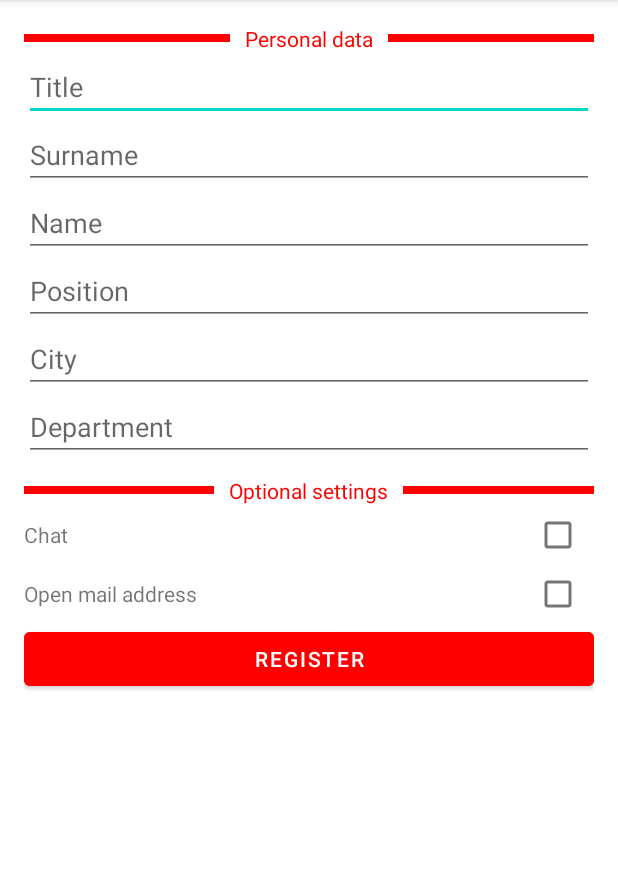
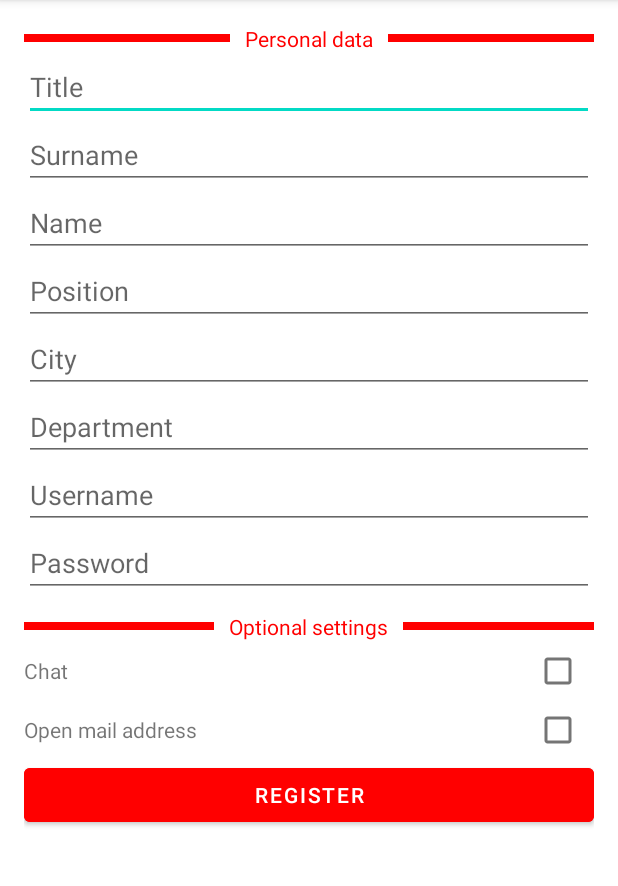
Before and after one commit to arbnorhalili-dotcom/ProEdApp, an Android app: the RegisterActivity screen opened directly, with no data from a screen before it, on a phone screen of 412 x 824 dp, the part 84-970 px from its top. Run offline under Robolectric (Android 15) with nearby library versions, the phone set to English and light mode, and no system bars.

```diff
--- a/app/src/main/AndroidManifest.xml
+++ b/app/src/main/AndroidManifest.xml
@@ -11,6 +11,10 @@
         android:supportsRtl="true"
         android:theme="@style/Theme.ProEdApp"
         tools:targetApi="31">
+        <activity
+            android:name=".HomeActivity"
+            android:exported="false"
+            android:launchMode="singleTask"/>
         <activity
             android:name=".RegisterActivity"
             android:exported="false" />
--- a/app/src/main/java/com/proed/proedapp/RegisterActivity.java
+++ b/app/src/main/java/com/proed/proedapp/RegisterActivity.java
@@ -2,13 +2,73 @@ package com.proed.proedapp;
 
 import androidx.appcompat.app.AppCompatActivity;
 
+import android.content.ContentValues;
+import android.database.sqlite.SQLiteDatabase;
 import android.os.Bundle;
+import android.view.View;
+import android.widget.Button;
+import android.widget.CheckBox;
+import android.widget.EditText;
+import android.widget.Toast;
 
 public class RegisterActivity extends AppCompatActivity {
 
+    EditText etTitle, etSurname, etName, etPosition, etCity, etDepartment, etUsername, etPassword;
+    CheckBox chbHasChat, chbHasOpenMailAddress;
+    Button btnRegister;
     @Override
     protected void onCreate(Bundle savedInstanceState) {
         super.onCreate(savedInstanceState);
         setContentView(R.layout.activity_register);
+
+        etTitle = findViewById(R.id.etTitle);
+        etSurname = findViewById(R.id.etSurname);
+        etName = findViewById(R.id.etName);
+        etPosition = findViewById(R.id.etPosition);
+        etCity = findViewById(R.id.etCity);
+        etDepartment = findViewById(R.id.etDepartment);
+        etUsername = findViewById(R.id.etUsername);
+        etPassword = findViewById(R.id.etPassword);
+        chbHasChat = findViewById(R.id.chbChat);
+        chbHasOpenMailAddress = findViewById(R.id.chbMailAddress);
+        btnRegister = findViewById(R.id.btnRegister);
+
+        btnRegister.setOnClickListener(new View.OnClickListener() {
+            @Override
+            public void onClick(View view) {
+                SaveData(etTitle.getText().toString(),etSurname.getText().toString(),etName.getText().toString(),
+                        etPosition.getText().toString(),etCity.getText().toString(),etDepartment.getText().toString(),
+                        etUsername.getText().toString(), etPassword.getText().toString(),chbHasChat.isChecked(),chbHasOpenMailAddress.isChecked());
+
+            }
+        });
+    }
+
+    private void SaveData(String title, String surname, String name, String position,
+                          String city, String department, String username, String password,
+                          boolean hasChat, boolean hasOpenMailAddress)
+    {
+        SQLiteDatabase objDb = (new DatabaseHelper(RegisterActivity.this)).getReadableDatabase();
+        ContentValues contentValues = new ContentValues();
+        contentValues.put("Title", title);
+        contentValues.put("Surname", surname);
+        contentValues.put("Name", name);
+        contentValues.put("Position", position);
+        contentValues.put("City", city);
+        contentValues.put("Department", department);
+        contentValues.put("Username", username);
+        contentValues.put("Password", password);
+        contentValues.put("HasChat", hasChat);
+        contentValues.put("HasOpenMailAddress", hasOpenMailAddress);
+
+        long result = objDb.insert("Users",null,contentValues);
+        if(result>0)
+        {
+            Toast.makeText(RegisterActivity.this, "Perdoruesi u regjistrua me sukses!", Toast.LENGTH_SHORT).show();
+        }
+        else
+        {
+            Toast.makeText(RegisterActivity.this, "Regjistrimi deshtoi!", Toast.LENGTH_SHORT).show();
+        }
     }
 }
--- a/app/src/main/res/layout/activity_register.xml
+++ b/app/src/main/res/layout/activity_register.xml
@@ -87,14 +87,30 @@
                 android:hint="Department"
                 android:layout_below="@id/etCity"
                 android:id="@+id/etDepartment"
+                android:imeOptions="actionNext"
+                android:inputType="textCapWords"></EditText>
+            <EditText
+                android:layout_width="match_parent"
+                android:layout_height="wrap_content"
+                android:hint="Username"
+                android:layout_below="@id/etDepartment"
+                android:id="@+id/etUsername"
+                android:imeOptions="actionNext"
+                android:inputType="text"></EditText>
+            <EditText
+                android:layout_width="match_parent"
+                android:layout_height="wrap_content"
+                android:hint="Password"
+                android:layout_below="@id/etUsername"
+                android:id="@+id/etPassword"
                 android:imeOptions="actionDone"
-                android:inputType="textCapWords"></EditText>
+                android:inputType="textPassword"></EditText>
 
             <RelativeLayout
                 android:layout_width="match_parent"
                 android:layout_height="wrap_content"
                 android:id="@+id/relLayOptionalSettings"
-                android:layout_below="@id/etDepartment"
+                android:layout_below="@id/etPassword"
                 android:layout_marginTop="10dp">
                 <View
                     android:layout_width="wrap_content"
```
Also changed, not shown: app/src/main/java/com/proed/proedapp/DatabaseHelper.java (added, +25 -0 lines), app/src/main/java/com/proed/proedapp/HomeActivity.java (added, +19 -0 lines), app/src/main/java/com/proed/proedapp/MainActivity.java (+36 -1 lines), app/src/main/res/layout/activity_home.xml (added, +9 -0 lines).
